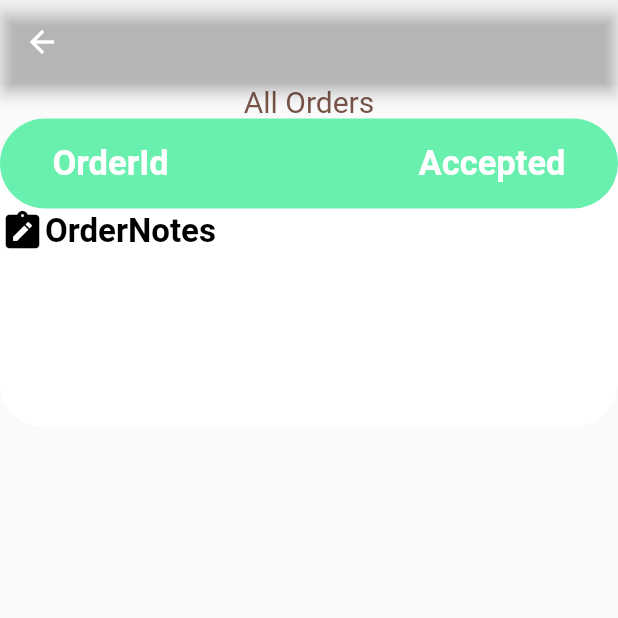
After one commit to snmn/metahorizonflutter, a Flutter app: the SecondPage screen opened directly, on a phone screen of 412 x 824 dp, the top half of it. The commit adds this screen. Run offline on Flutter 3.47's test engine with Material 2 defaults, Android fonts, the phone set to English and light mode, and no system bars.

Commit message:
new card push

```diff
--- a/loginpage/lib/main.dart
+++ b/loginpage/lib/main.dart
@@ -13,6 +13,7 @@ class MyApp extends StatelessWidget {
   @override
   Widget build(BuildContext context) {
     return MaterialApp(
+
       title: 'Flutter Demo',
       theme: ThemeData(
         primarySwatch: Colors.blue,
--- /dev/null
+++ b/loginpage/lib/secondPage.dart
@@ -0,0 +1,64 @@
+import 'package:flutter/material.dart';
+
+class SecondPage extends StatefulWidget {
+  const SecondPage({Key? key}) : super(key: key);
+
+  @override
+  State<StatefulWidget> createState() {
+    return SecondPageState();
+  }
+}
+
+class SecondPageState extends State<SecondPage> {
+  @override
+  Widget build(BuildContext context) {
+    var size = MediaQuery.of(context).size;
+    return Scaffold(
+      appBar: AppBar(
+        backgroundColor: Colors.transparent,
+      ),
+      body: Column(
+        children: [
+          const Text("All Orders", style: TextStyle(color: Colors.brown, fontSize: 20,),),
+          Container(
+            height: size.height/4,
+            width: size.width/1/1,
+            decoration: BoxDecoration(
+              color: Colors.white,
+              borderRadius: BorderRadius.circular(30)
+            ),
+            child: Column(
+              children: [
+                Container(
+                  width: size.width/1,
+                  height: 60,
+                  padding: const EdgeInsets.only(left: 35, right: 35),
+                  decoration: BoxDecoration(borderRadius: BorderRadius.circular(30),
+                  color: Colors.greenAccent,
+                  ),
+                  child: Row(
+                    mainAxisAlignment: MainAxisAlignment.spaceBetween,
+                    children: [
+                    Text("OrderId",style: TextStyle(fontSize: 23,color: Colors.white, fontWeight: FontWeight.bold), ),
+                      Text("Accepted",style: TextStyle(fontSize: 23,color: Colors.white, fontWeight: FontWeight.bold), ),
+                    ],
+                  ),
+                ),
+                Row(
+                  children: [
+                    Icon(Icons.note_alt, color: Colors.black,  size:30,),
+                    Text("OrderNotes",
+                      style: TextStyle(color: Colors.black, fontSize: 22, fontWeight: FontWeight.bold ),
+                    ),
+                    Text("")
+                  ],
+                ),
+              ],
+            ),
+
+          ),
+        ],
+      ),
+    );
+  }
+}
```
Also changed, not shown: loginpage/pubspec.yaml (+4 -4 lines).
